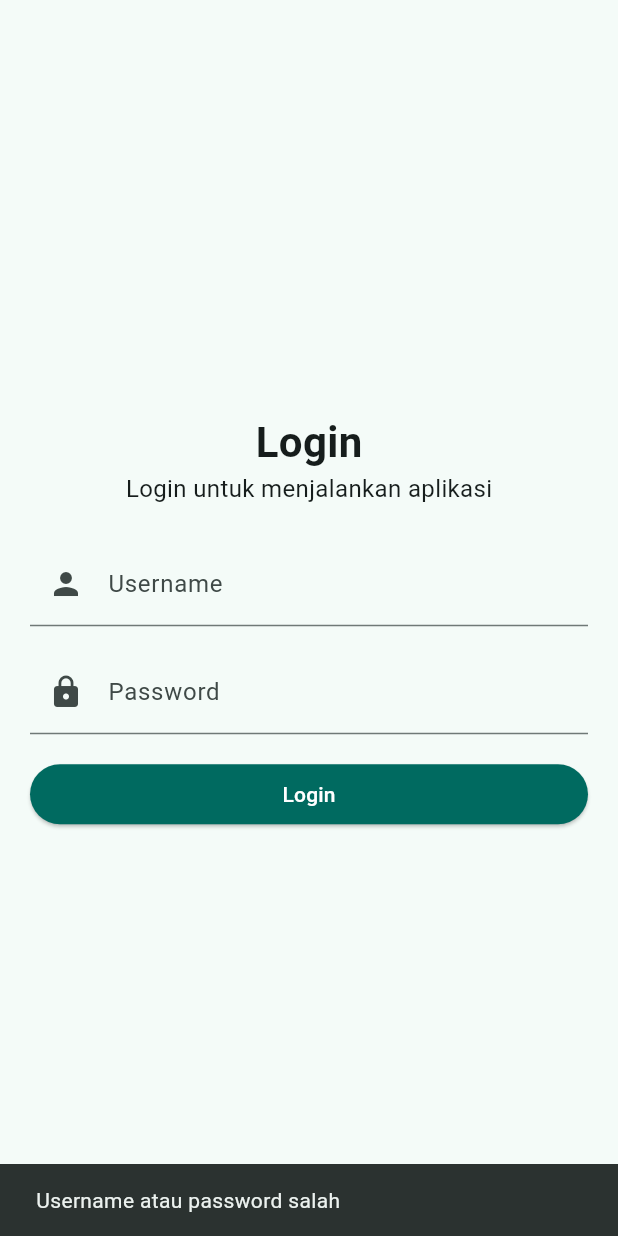
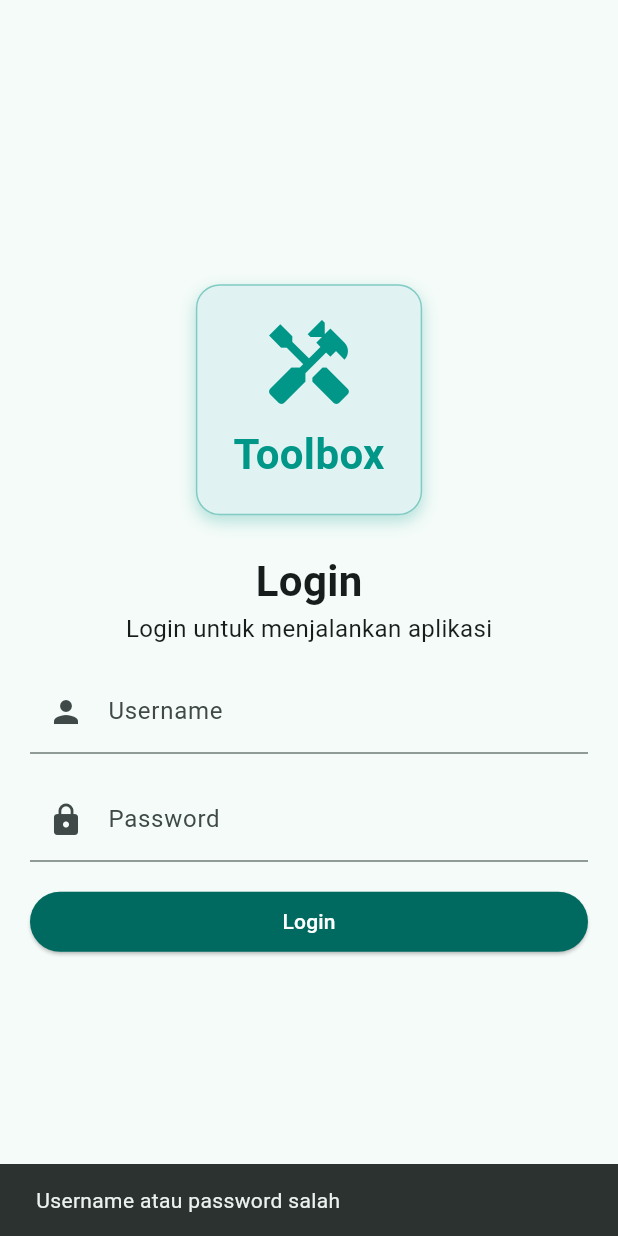
Before and after one commit to reized/tugas_3_mobile, a Flutter app: the screen it shows after launch, after a tap on "Login", on a phone screen of 412 x 824 dp. Run offline on Flutter 3.47's test engine with Material 3 defaults, Android fonts, the phone set to English and light mode, and no system bars; our stand-ins replace cached_network_image, geocoding, geolocator, shared_preferences, stop_watch_timer.

Commit message:
menambahkan logo + nama 'toolbox' dan menambahkan username + password

```diff
--- a/lib/pages/login_page.dart
+++ b/lib/pages/login_page.dart
@@ -14,9 +14,17 @@ class _LoginPageState extends State<LoginPage> {
   final TextEditingController _passwordController = TextEditingController();
   String errorMessage = '';
 
+  final Map<String, String> userCredentials = {
+    'fikri': '042',
+    're': '050',
+    'veri': '146',
+  };
+
   void login() async {
-    if (_usernameController.text == 'fulan' &&
-        _passwordController.text == 'fulan') {
+    String username = _usernameController.text;
+    String password = _passwordController.text;
+
+    if (userCredentials[username] == password) {
       // save session
       await SessionManager.saveLoginSession(_usernameController.text);
       Navigator.pushReplacement(
@@ -41,11 +49,43 @@ class _LoginPageState extends State<LoginPage> {
           child: Column(
             mainAxisSize: MainAxisSize.min,
             children: [
+              // icon toolbox
+              Container(
+                padding:
+                    const EdgeInsets.symmetric(vertical: 20, horizontal: 24),
+                decoration: BoxDecoration(
+                  color: Colors.teal.shade50,
+                  borderRadius: BorderRadius.circular(16),
+                  border: Border.all(color: Colors.teal.shade200),
+                  boxShadow: [
+                    BoxShadow(
+                      color: Colors.teal.withAlpha(64),
+                      blurRadius: 8,
+                      offset: const Offset(0, 4),
+                    ),
+                  ],
+                ),
+                child: Column(
+                  children: const [
+                    Icon(Icons.handyman, size: 64, color: Colors.teal),
+                    SizedBox(height: 8),
+                    Text(
+                      'Toolbox',
+                      style: TextStyle(
+                        fontSize: 28,
+                        fontWeight: FontWeight.bold,
+                        color: Colors.teal,
+                      ),
+                    ),
+                  ],
+                ),
+              ),
+              const SizedBox(height: 24),
               Text('Login',
                   style: TextStyle(fontSize: 28, fontWeight: FontWeight.bold)),
               Text('Login untuk menjalankan aplikasi',
                   style: TextStyle(fontSize: 16)),
-              SizedBox(height: 24),
+              SizedBox(height: 16),
               TextField(
                 controller: _usernameController,
                 decoration: const InputDecoration(
```
Also changed, not shown: 1 other file.
